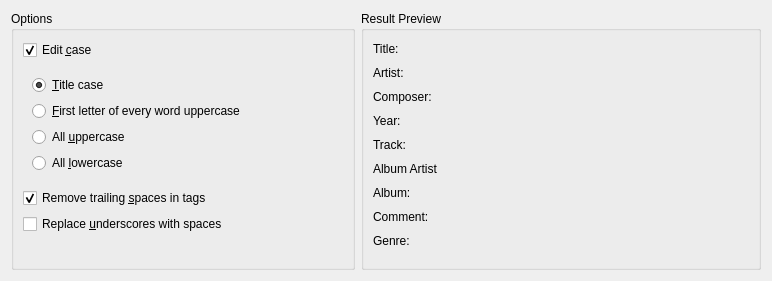
Qt form src/dialogs/TagGuessOptions.ui (KDE/amarok) before a commit.
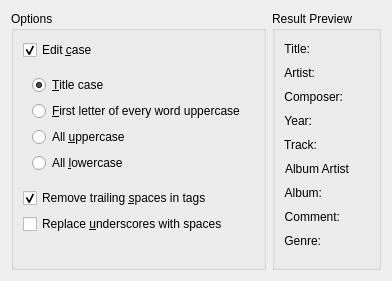
The same form after that commit. Custom widgets are drawn as their Qt base class.

What changed in the file:
```diff
--- a/src/dialogs/TagGuessOptions.ui
+++ b/src/dialogs/TagGuessOptions.ui
@@ -2,41 +2,15 @@
 <ui version="4.0">
  <class>TagGuessOptions</class>
  <widget class="QWidget" name="TagGuessOptions">
-  <property name="geometry">
-   <rect>
-    <x>0</x>
-    <y>0</y>
-    <width>746</width>
-    <height>252</height>
-   </rect>
-  </property>
   <layout class="QHBoxLayout" name="horizontalLayout" stretch="0,1">
    <item>
     <widget class="KButtonGroup" name="optionsFrame">
-     <property name="sizePolicy">
-      <sizepolicy hsizetype="Preferred" vsizetype="Preferred">
-       <horstretch>0</horstretch>
-       <verstretch>0</verstretch>
-      </sizepolicy>
-     </property>
-     <property name="maximumSize">
-      <size>
-       <width>16777215</width>
-       <height>16000000</height>
-      </size>
-     </property>
      <property name="title">
       <string>Options</string>
      </property>
      <layout class="QVBoxLayout" name="verticalLayout">
       <item>
        <widget class="QCheckBox" name="cbCase">
-        <property name="sizePolicy">
-         <sizepolicy hsizetype="MinimumExpanding" vsizetype="Preferred">
-          <horstretch>0</horstretch>
-          <verstretch>0</verstretch>
-         </sizepolicy>
-        </property>
         <property name="text">
          <string>Edit &amp;case</string>
         </property>
@@ -47,33 +21,9 @@
       </item>
       <item>
        <widget class="QWidget" name="caseContainer" native="true">
-        <property name="sizePolicy">
-         <sizepolicy hsizetype="MinimumExpanding" vsizetype="Fixed">
-          <horstretch>0</horstretch>
-          <verstretch>0</verstretch>
-         </sizepolicy>
-        </property>
-        <property name="minimumSize">
-         <size>
-          <width>320</width>
-          <height>0</height>
-         </size>
-        </property>
         <layout class="QVBoxLayout" name="verticalLayout_2">
          <item>
           <widget class="QRadioButton" name="rbTitleCase">
-           <property name="sizePolicy">
-            <sizepolicy hsizetype="MinimumExpanding" vsizetype="Preferred">
-             <horstretch>0</horstretch>
-             <verstretch>0</verstretch>
-            </sizepolicy>
-           </property>
-           <property name="minimumSize">
-            <size>
-             <width>0</width>
-             <height>0</height>
-            </size>
-           </property>
            <property name="text">
             <string>&amp;Title case</string>
            </property>
@@ -84,18 +34,6 @@
          </item>
          <item>
           <widget class="QRadioButton" name="rbFirstLetter">
-           <property name="sizePolicy">
-            <sizepolicy hsizetype="MinimumExpanding" vsizetype="Preferred">
-             <horstretch>0</horstretch>
-             <verstretch>0</verstretch>
-            </sizepolicy>
-           </property>
-           <property name="minimumSize">
-            <size>
-             <width>0</width>
-             <height>0</height>
-            </size>
-           </property>
            <property name="text">
             <string>&amp;First letter of every word uppercase</string>
            </property>
@@ -103,18 +41,6 @@
          </item>
          <item>
           <widget class="QRadioButton" name="rbAllUpper">
-           <property name="sizePolicy">
-            <sizepolicy hsizetype="MinimumExpanding" vsizetype="Preferred">
-             <horstretch>0</horstretch>
-             <verstretch>0</verstretch>
-            </sizepolicy>
-           </property>
-           <property name="minimumSize">
-            <size>
-             <width>0</width>
-             <height>0</height>
-            </size>
-           </property>
            <property name="text">
             <string>All &amp;uppercase</string>
            </property>
@@ -122,18 +48,6 @@
          </item>
          <item>
           <widget class="QRadioButton" name="rbAllLower">
-           <property name="sizePolicy">
-            <sizepolicy hsizetype="MinimumExpanding" vsizetype="Preferred">
-             <horstretch>0</horstretch>
-             <verstretch>0</verstretch>
-            </sizepolicy>
-           </property>
-           <property name="minimumSize">
-            <size>
-             <width>0</width>
-             <height>0</height>
-            </size>
-           </property>
            <property name="text">
             <string>All &amp;lowercase</string>
            </property>
@@ -144,18 +58,6 @@
       </item>
       <item>
        <widget class="QCheckBox" name="cbEliminateSpaces">
-        <property name="sizePolicy">
-         <sizepolicy hsizetype="MinimumExpanding" vsizetype="Preferred">
-          <horstretch>0</horstretch>
-          <verstretch>0</verstretch>
-         </sizepolicy>
-        </property>
-        <property name="minimumSize">
-         <size>
-          <width>0</width>
-          <height>0</height>
-         </size>
-        </property>
         <property name="text">
          <string>Remove trailing &amp;spaces in tags</string>
         </property>
@@ -166,12 +68,6 @@
       </item>
       <item>
        <widget class="QCheckBox" name="cbReplaceUnderscores">
-        <property name="sizePolicy">
-         <sizepolicy hsizetype="Minimum" vsizetype="Preferred">
-          <horstretch>0</horstretch>
-          <verstretch>0</verstretch>
-         </sizepolicy>
-        </property>
         <property name="text">
          <string>Replace &amp;underscores with spaces</string>
         </property>
@@ -182,41 +78,39 @@
         <layout class="QHBoxLayout" name="horizontalLayout_4"/>
        </widget>
       </item>
-      <item>
-       <spacer name="verticalSpacer">
-        <property name="orientation">
-         <enum>Qt::Vertical</enum>
-        </property>
-        <property name="sizeHint" stdset="0">
-         <size>
-          <width>20</width>
-          <height>40</height>
-         </size>
-        </property>
-       </spacer>
-      </item>
      </layout>
     </widget>
    </item>
    <item>
     <widget class="QGroupBox" name="resultGroupBox">
-     <property name="minimumSize">
-      <size>
-       <width>400</width>
-       <height>0</height>
-      </size>
-     </property>
      <property name="title">
       <string>Result Preview</string>
      </property>
-     <layout class="QVBoxLayout" name="verticalLayout_6">
-      <item>
-       <layout class="QGridLayout" name="gridLayout_3">
+     <layout class="QFormLayout" name="formLayout">
         <item row="0" column="0">
          <widget class="QLabel" name="label_21">
           <property name="text">
            <string>Title:</string>
           </property>
+        <property name="alignment">
+         <set>Qt::AlignRight|Qt::AlignTrailing|Qt::AlignVCenter</set>
+        </property>
+       </widget>
+      </item>
+      <item row="0" column="1">
+       <widget class="QLabel" name="Title_result">
+        <property name="minimumSize">
+         <size>
+          <width>0</width>
+          <height>18</height>
+         </size>
+        </property>
+        <property name="text">
+         <string>&lt;empty&gt;</string>
+        </property>
+        <property name="alignment">
+         <set>Qt::AlignLeading|Qt::AlignLeft|Qt::AlignVCenter</set>
+        </property>
          </widget>
         </item>
         <item row="1" column="0">
@@ -224,6 +118,25 @@
           <property name="text">
            <string>Artist:</string>
           </property>
+        <property name="alignment">
+         <set>Qt::AlignRight|Qt::AlignTrailing|Qt::AlignVCenter</set>
+        </property>
+       </widget>
+      </item>
+      <item row="1" column="1">
+       <widget class="QLabel" name="Artist_result">
+        <property name="minimumSize">
+         <size>
+          <width>0</width>
+          <height>18</height>
+         </size>
+        </property>
+        <property name="text">
+         <string>&lt;empty&gt;</string>
+        </property>
+        <property name="alignment">
+         <set>Qt::AlignLeading|Qt::AlignLeft|Qt::AlignVCenter</set>
+        </property>
          </widget>
         </item>
         <item row="2" column="0">
@@ -231,6 +144,25 @@
           <property name="text">
            <string>Composer:</string>
           </property>
+        <property name="alignment">
+         <set>Qt::AlignRight|Qt::AlignTrailing|Qt::AlignVCenter</set>
+        </property>
+       </widget>
+      </item>
+      <item row="2" column="1">
+       <widget class="QLabel" name="Composer_result">
+        <property name="minimumSize">
+         <size>
+          <width>0</width>
+          <height>18</height>
+         </size>
+        </property>
+        <property name="text">
+         <string>&lt;empty&gt;</string>
+        </property>
+        <property name="alignment">
+         <set>Qt::AlignLeading|Qt::AlignLeft|Qt::AlignVCenter</set>
+        </property>
          </widget>
         </item>
         <item row="3" column="0">
@@ -238,6 +170,25 @@
           <property name="text">
            <string>Year:</string>
           </property>
+        <property name="alignment">
+         <set>Qt::AlignRight|Qt::AlignTrailing|Qt::AlignVCenter</set>
+        </property>
+       </widget>
+      </item>
+      <item row="3" column="1">
+       <widget class="QLabel" name="Year_result">
+        <property name="minimumSize">
+         <size>
+          <width>0</width>
+          <height>18</height>
+         </size>
+        </property>
+        <property name="text">
+         <string>&lt;empty&gt;</string>
+        </property>
+        <property name="alignment">
+         <set>Qt::AlignLeading|Qt::AlignLeft|Qt::AlignVCenter</set>
+        </property>
          </widget>
         </item>
         <item row="4" column="0">
@@ -245,6 +196,57 @@
           <property name="text">
            <string>Track:</string>
           </property>
+        <property name="alignment">
+         <set>Qt::AlignRight|Qt::AlignTrailing|Qt::AlignVCenter</set>
+        </property>
+       </widget>
+      </item>
+      <item row="4" column="1">
+       <widget class="QLabel" name="Track_result">
+        <property name="minimumSize">
+         <size>
+          <width>0</width>
+          <height>18</height>
+         </size>
+        </property>
+        <property name="text">
+         <string>&lt;empty&gt;</string>
+        </property>
+        <property name="alignment">
+         <set>Qt::AlignLeading|Qt::AlignLeft|Qt::AlignVCenter</set>
+        </property>
+       </widget>
+      </item>
+      <item row="5" column="0">
+       <widget class="QLabel" name="label_29">
+        <property name="minimumSize">
+         <size>
+          <width>0</width>
+          <height>18</height>
+         </size>
+        </property>
+        <property name="text">
+         <string>Album Artist</string>
+        </property>
+        <property name="alignment">
+         <set>Qt::AlignRight|Qt::AlignTrailing|Qt::AlignVCenter</set>
+        </property>
+       </widget>
+      </item>
+      <item row="5" column="1">
+       <widget class="QLabel" name="AlbumArtist_result">
+        <property name="minimumSize">
+         <size>
+          <width>0</width>
+          <height>18</height>
+         </size>
+        </property>
+        <property name="text">
+         <string>&lt;empty&gt;</string>
+        </property>
+        <property name="alignment">
+         <set>Qt::AlignLeading|Qt::AlignLeft|Qt::AlignVCenter</set>
+        </property>
          </widget>
         </item>
         <item row="6" column="0">
@@ -252,6 +254,25 @@
           <property name="text">
            <string>Album:</string>
           </property>
+        <property name="alignment">
+         <set>Qt::AlignRight|Qt::AlignTrailing|Qt::AlignVCenter</set>
+        </property>
+       </widget>
+      </item>
+      <item row="6" column="1">
+       <widget class="QLabel" name="Album_result">
+        <property name="minimumSize">
+         <size>
+          <width>0</width>
+          <height>18</height>
+         </size>
+        </property>
+        <property name="text">
+         <string>&lt;empty&gt;</string>
+        </property>
+        <property name="alignment">
+         <set>Qt::AlignLeading|Qt::AlignLeft|Qt::AlignVCenter</set>
+        </property>
          </widget>
         </item>
         <item row="7" column="0">
@@ -259,6 +280,25 @@
           <property name="text">
            <string>Comment:</string>
           </property>
+        <property name="alignment">
+         <set>Qt::AlignRight|Qt::AlignTrailing|Qt::AlignVCenter</set>
+        </property>
+       </widget>
+      </item>
+      <item row="7" column="1">
+       <widget class="QLabel" name="Comment_result">
+        <property name="minimumSize">
+         <size>
+          <width>0</width>
+          <height>18</height>
+         </size>
+        </property>
+        <property name="text">
+         <string>&lt;empty&gt;</string>
+        </property>
+        <property name="alignment">
+         <set>Qt::AlignLeading|Qt::AlignLeft|Qt::AlignVCenter</set>
+        </property>
          </widget>
         </item>
         <item row="8" column="0">
@@ -266,99 +306,6 @@
           <property name="text">
            <string>Genre:</string>
           </property>
-         </widget>
-        </item>
-        <item row="0" column="1">
-         <widget class="QLabel" name="Title_result">
-          <property name="minimumSize">
-           <size>
-            <width>0</width>
-            <height>18</height>
-           </size>
-          </property>
-          <property name="text">
-           <string>&lt;empty&gt;</string>
-          </property>
-          <property name="alignment">
-           <set>Qt::AlignRight|Qt::AlignTrailing|Qt::AlignVCenter</set>
-          </property>
-         </widget>
-        </item>
-        <item row="1" column="1">
-         <widget class="QLabel" name="Artist_result">
-          <property name="minimumSize">
-           <size>
-            <width>0</width>
-            <height>18</height>
-           </size>
-          </property>
-          <property name="text">
-           <string>&lt;empty&gt;</string>
-          </property>
-          <property name="alignment">
-           <set>Qt::AlignRight|Qt::AlignTrailing|Qt::AlignVCenter</set>
-          </property>
-         </widget>
-        </item>
-        <item row="2" column="1">
-         <widget class="QLabel" name="Composer_result">
-          <property name="minimumSize">
-           <size>
-            <width>0</width>
-            <height>18</height>
-           </size>
-          </property>
-          <property name="text">
-           <string>&lt;empty&gt;</string>
-          </property>
-          <property name="alignment">
-           <set>Qt::AlignRight|Qt::AlignTrailing|Qt::AlignVCenter</set>
-          </property>
-         </widget>
-        </item>
-        <item row="3" column="1">
-         <widget class="QLabel" name="Year_result">
-          <property name="minimumSize">
-           <size>
-            <width>0</width>
-            <height>18</height>
-           </size>
-          </property>
-          <property name="text">
-           <string>&lt;empty&gt;</string>
-          </property>
-          <property name="alignment">
-           <set>Qt::AlignRight|Qt::AlignTrailing|Qt::AlignVCenter</set>
-          </property>
-         </widget>
-        </item>
-        <item row="6" column="1">
-         <widget class="QLabel" name="Album_result">
-          <property name="minimumSize">
-           <size>
-            <width>0</width>
-            <height>18</height>
-           </size>
-          </property>
-          <property name="text">
-           <string>&lt;empty&gt;</string>
-          </property>
-          <property name="alignment">
-           <set>Qt::AlignRight|Qt::AlignTrailing|Qt::AlignVCenter</set>
-          </property>
-         </widget>
-        </item>
-        <item row="7" column="1">
-         <widget class="QLabel" name="Comment_result">
-          <property name="minimumSize">
-           <size>
-            <width>0</width>
-            <height>18</height>
-           </size>
-          </property>
-          <property name="text">
-           <string>&lt;empty&gt;</string>
-          </property>
           <property name="alignment">
            <set>Qt::AlignRight|Qt::AlignTrailing|Qt::AlignVCenter</set>
           </property>
@@ -376,69 +323,9 @@
            <string>&lt;empty&gt;</string>
           </property>
           <property name="alignment">
-           <set>Qt::AlignRight|Qt::AlignTrailing|Qt::AlignVCenter</set>
-          </property>
-         </widget>
-        </item>
-        <item row="4" column="1">
-         <widget class="QLabel" name="Track_result">
-          <property name="minimumSize">
-           <size>
-            <width>0</width>
-            <height>18</height>
-           </size>
-          </property>
-          <property name="text">
-           <string>&lt;empty&gt;</string>
-          </property>
-          <property name="alignment">
-           <set>Qt::AlignRight|Qt::AlignTrailing|Qt::AlignVCenter</set>
-          </property>
-         </widget>
-        </item>
-        <item row="5" column="0">
-         <widget class="QLabel" name="label_29">
-          <property name="minimumSize">
-           <size>
-            <width>0</width>
-            <height>18</height>
-           </size>
-          </property>
-          <property name="text">
-           <string>Album Artist</string>
-          </property>
-         </widget>
-        </item>
-        <item row="5" column="1">
-         <widget class="QLabel" name="AlbumArtist_result">
-          <property name="minimumSize">
-           <size>
-            <width>0</width>
-            <height>18</height>
-           </size>
-          </property>
-          <property name="text">
-           <string>&lt;empty&gt;</string>
-          </property>
-          <property name="alignment">
-           <set>Qt::AlignRight|Qt::AlignTrailing|Qt::AlignVCenter</set>
-          </property>
-         </widget>
-        </item>
-       </layout>
-      </item>
-      <item>
-       <spacer name="verticalSpacer_4">
-        <property name="orientation">
-         <enum>Qt::Vertical</enum>
-        </property>
-        <property name="sizeHint" stdset="0">
-         <size>
-          <width>20</width>
-          <height>114</height>
-         </size>
-        </property>
-       </spacer>
+         <set>Qt::AlignLeading|Qt::AlignLeft|Qt::AlignVCenter</set>
+        </property>
+       </widget>
       </item>
      </layout>
     </widget>
```
Lines whose indentation alone changed are shown as unchanged.
